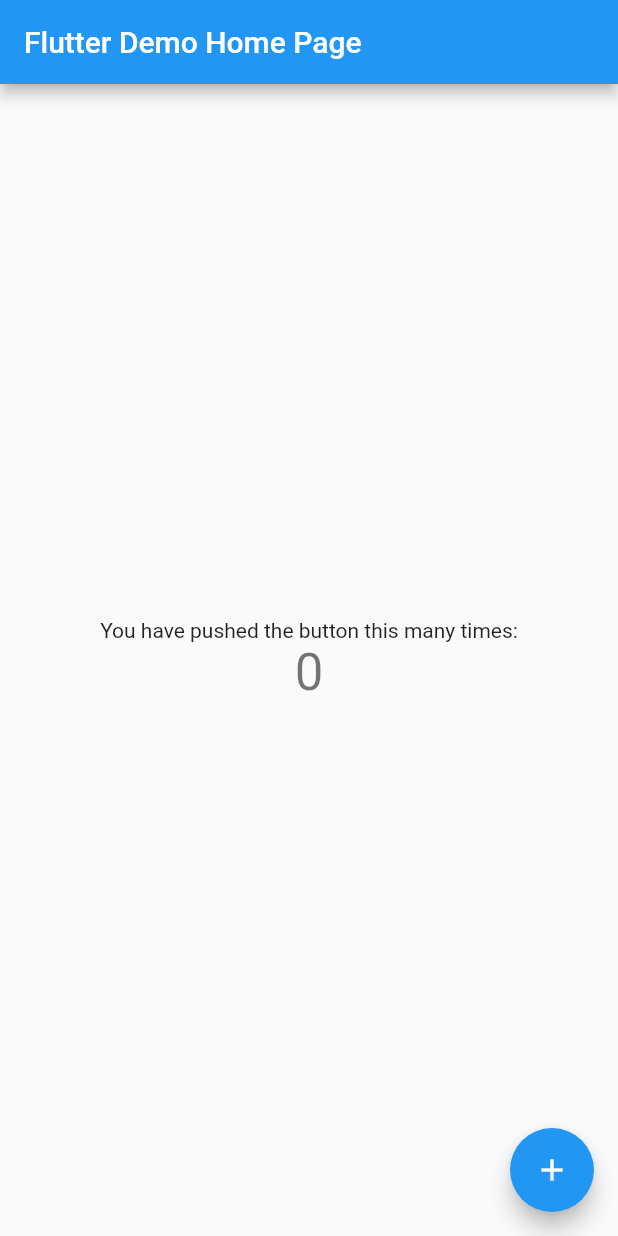
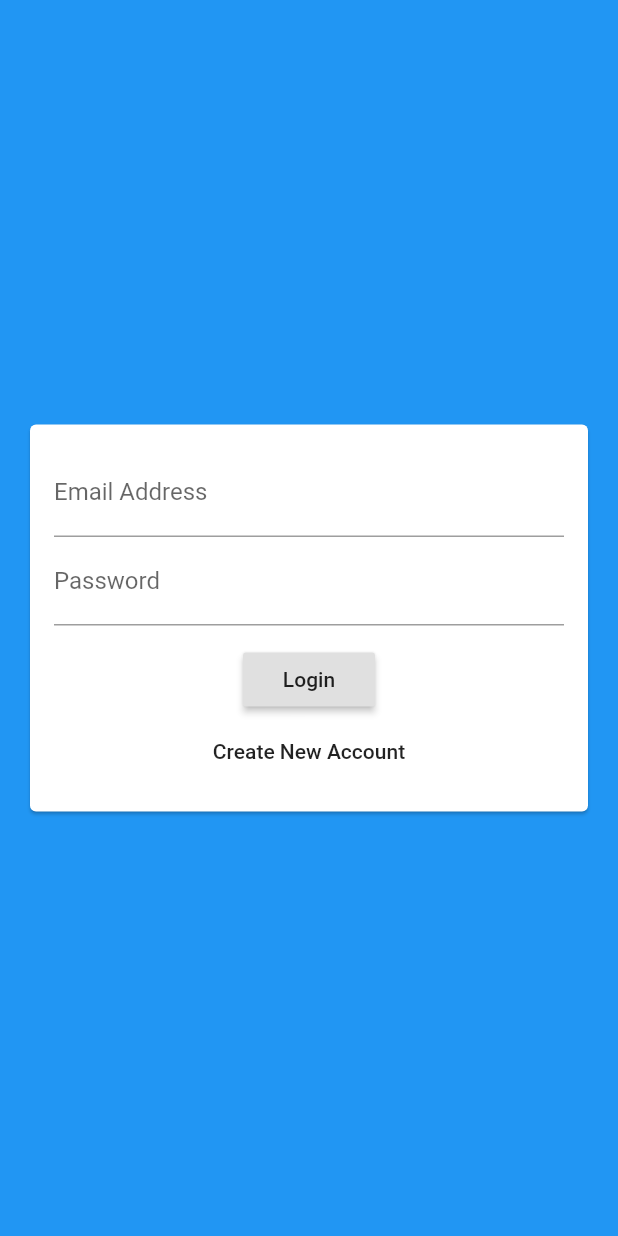
Before and after one commit to iiitv/hackiiitv20-submissions, a Flutter app: the screen it shows after launch, on a phone screen of 412 x 824 dp. Run offline on Flutter 3.47's test engine with Material 2 defaults, Android fonts, the phone set to English and light mode, and no system bars; our stand-ins replace cloud_firestore, firebase_auth, firebase_core; accounts and stored records are empty.

Commit message:
Observing errors

```diff
--- a/team#2-6/transport/lib/main.dart
+++ b/team#2-6/transport/lib/main.dart
@@ -1,104 +1,50 @@
 import 'package:flutter/material.dart';
+import 'package:firebase_auth/firebase_auth.dart';
+import 'package:firebase_core/firebase_core.dart';
+import 'package:transport/screens/auth_screen.dart';
+import 'package:transport/screens/homePage.dart';
+import 'package:transport/screens/splash_screen.dart';
+import './screens/auth_screen.dart';
+import 'screens/auth_screen.dart';
 
 void main() {
+  // WidgetsFlutterBinding.ensureInitialized();
+  // Firebase.initializeApp();
   runApp(MyApp());
 }
 
 class MyApp extends StatelessWidget {
-  // This widget is the root of your application.
   @override
   Widget build(BuildContext context) {
+    final Future<FirebaseApp> _initialization = Firebase.initializeApp();
     return MaterialApp(
+      debugShowCheckedModeBanner: false,
+      home: FutureBuilder(
+        future: _initialization,
+        builder: (context, projectSnap) {
+          if (projectSnap.hasData)
+            return StreamBuilder<User>(builder: (ctx, userSnapshot) {
+              if (userSnapshot.connectionState == ConnectionState.waiting) {
+                return SplashScreen();
+              }
+              if (userSnapshot.hasData) {
+                return HomePage();
+              }
+              return AuthScreen();
+            });
+          //       stream: FirebaseAuth.instance.authStateChanges(),
+          //       builder: (context, snapshot) {
+          //         if (snapshot.connectionState == ConnectionState.active) {
+          //           if (snapshot.hasData) {
+          //             return HomePage();
+          //           }
+          //         }
+          //         return AuthScreen();
+          //       });
+          return CircularProgressIndicator();
+        },
+      ),
       title: 'Flutter Demo',
-      theme: ThemeData(
-        primarySwatch: Colors.blue,
-      ),
-      home: MyHomePage(title: 'Flutter Demo Home Page'),
     );
   }
 }
-
-class MyHomePage extends StatefulWidget {
-  MyHomePage({Key key, this.title}) : super(key: key);
-
-  // This widget is the home page of your application. It is stateful, meaning
-  // that it has a State object (defined below) that contains fields that affect
-  // how it looks.
-
-  // This class is the configuration for the state. It holds the values (in this
-  // case the title) provided by the parent (in this case the App widget) and
-  // used by the build method of the State. Fields in a Widget subclass are
-  // always marked "final".
-
-  final String title;
-
-  @override
-  _MyHomePageState createState() => _MyHomePageState();
-}
-
-class _MyHomePageState extends State<MyHomePage> {
-  int _counter = 0;
-
-  void _incrementCounter() {
-    setState(() {
-      // This call to setState tells the Flutter framework that something has
-      // changed in this State, which causes it to rerun the build method below
-      // so that the display can reflect the updated values. If we changed
-      // _counter without calling setState(), then the build method would not be
-      // called again, and so nothing would appear to happen.
-      _counter++;
-    });
-  }
-
-  @override
-  Widget build(BuildContext context) {
-    // This method is rerun every time setState is called, for instance as done
-    // by the _incrementCounter method above.
-    //
-    // The Flutter framework has been optimized to make rerunning build methods
-    // fast, so that you can just rebuild anything that needs updating rather
-    // than having to individually change instances of widgets.
-    return Scaffold(
-      appBar: AppBar(
-        // Here we take the value from the MyHomePage object that was created by
-        // the App.build method, and use it to set our appbar title.
-        title: Text(widget.title),
-      ),
-      body: Center(
-        // Center is a layout widget. It takes a single child and positions it
-        // in the middle of the parent.
-        child: Column(
-          // Column is also a layout widget. It takes a list of children and
-          // arranges them vertically. By default, it sizes itself to fit its
-          // children horizontally, and tries to be as tall as its parent.
-          //
-          // Invoke "debug painting" (press "p" in the console, choose the
-          // "Toggle Debug Paint" action from the Flutter Inspector in Android
-          // Studio, or the "Toggle Debug Paint" command in Visual Studio Code)
-          // to see the wireframe for each widget.
-          //
-          // Column has various properties to control how it sizes itself and
-          // how it positions its children. Here we use mainAxisAlignment to
-          // center the children vertically; the main axis here is the vertical
-          // axis because Columns are vertical (the cross axis would be
-          // horizontal).
-          mainAxisAlignment: MainAxisAlignment.center,
-          children: <Widget>[
-            Text(
-              'You have pushed the button this many times:',
-            ),
-            Text(
-              '$_counter',
-              style: Theme.of(context).textTheme.headline4,
-            ),
-          ],
-        ),
-      ),
-      floatingActionButton: FloatingActionButton(
-        onPressed: _incrementCounter,
-        tooltip: 'Increment',
-        child: Icon(Icons.add),
-      ), // This trailing comma makes auto-formatting nicer for build methods.
-    );
-  }
-}
--- /dev/null
+++ b/team#2-6/transport/lib/screens/auth_screen.dart
@@ -0,0 +1,79 @@
+import 'dart:io';
+
+import 'package:firebase_auth/firebase_auth.dart';
+import 'package:flutter/material.dart';
+import 'package:flutter/services.dart';
+import 'package:cloud_firestore/cloud_firestore.dart';
+
+import '../widgets/auth_forms_widget.dart';
+
+class AuthScreen extends StatefulWidget {
+  @override
+  _AuthScreenState createState() => _AuthScreenState();
+}
+
+class _AuthScreenState extends State<AuthScreen> {
+  final _auth = FirebaseAuth.instance;
+  final _scaffoldKey = GlobalKey<ScaffoldState>();
+  bool _isLoading = false;
+
+  void _authFormSubmit(String userName, String password, String email,
+      File imageFile, bool isLogin) async {
+    UserCredential authResult;
+    try {
+      setState(() {
+        _isLoading = true;
+      });
+      if (isLogin) {
+        authResult = await _auth.signInWithEmailAndPassword(
+            email: email, password: password);
+      } else {
+        authResult = await _auth.createUserWithEmailAndPassword(
+            email: email, password: password);
+
+        // final ref = FirebaseStorage.instance
+        //     .ref()
+        //     .child('userImages')
+        //     .child(authResult.user.uid + '.jpg');
+
+        // await ref.putFile(imageFile);
+        // final url=await ref.getDownloadURL();
+
+        await FirebaseFirestore.instance
+            .collection('users')
+            .doc(authResult.user.uid)
+            .set({
+          'username': userName,
+          'email': email,
+          // 'imageUrl':url,
+        });
+      }
+    } on PlatformException catch (err) {
+      var message = 'Please check your credentials';
+      if (err.message != null) {
+        message = err.message;
+      }
+
+      _scaffoldKey.currentState.showSnackBar(
+        SnackBar(
+          content: Text(message),
+          backgroundColor: Theme.of(context).errorColor,
+        ),
+      );
+      setState(() {
+        _isLoading = false;
+      });
+    } catch (err) {
+      print(err);
+    }
+  }
+
+  @override
+  Widget build(BuildContext context) {
+    return Scaffold(
+      key: _scaffoldKey,
+      backgroundColor: Theme.of(context).primaryColor,
+      body: AuthForm(_authFormSubmit, _isLoading), //passing pointer
+    );
+  }
+}
--- /dev/null
+++ b/team#2-6/transport/lib/widgets/auth_forms_widget.dart
@@ -0,0 +1,147 @@
+import 'dart:io';
+
+import 'package:flutter/material.dart';
+
+import '../pickers/user_image_picker.dart';
+
+class AuthForm extends StatefulWidget {
+  final void Function(
+      String userName, String password, String email,File image, bool isLogin) formSubmit;
+  final bool isLoading;
+  AuthForm(this.formSubmit, this.isLoading);
+  @override
+  _AuthFormState createState() => _AuthFormState();
+}
+
+class _AuthFormState extends State<AuthForm> {
+  var _formKey = GlobalKey<FormState>();
+  var _isLogin = true;
+  String _userName = '';
+  String _userPAssword = '';
+  String _userEmail = '';
+
+  File _userImageFile;
+  void pickedImage(File image) {
+    _userImageFile = image;
+  }
+
+  void _trySubmitForm() {
+    final isValid = _formKey.currentState.validate();
+    FocusScope.of(context).unfocus();
+
+    // if (_userImageFile == null && !_isLogin) {
+    //   Scaffold.of(context).showSnackBar(
+    //     SnackBar(
+    //       content: Text("Please insert image"),
+    //       backgroundColor: Theme.of(context).errorColor,
+    //     ),
+    //   );
+    //   return;
+    // }
+    if (isValid) {
+      _formKey.currentState.save();
+      widget.formSubmit(
+          _userName.trim(), _userPAssword.trim(), _userEmail.trim(),_userImageFile, _isLogin);
+      print(_userEmail);
+      print(_userName);
+      print(_userPAssword);
+    }
+  }
+
+  @override
+  Widget build(BuildContext context) {
+    return Center(
+      child: Card(
+        margin: EdgeInsets.all(20),
+        child: SingleChildScrollView(
+          padding: EdgeInsets.all(16),
+          child: Form(
+            key: _formKey,
+            child: Column(
+              mainAxisSize: MainAxisSize.min,
+              children: <Widget>[
+                // if (!_isLogin) UserImagePicker(pickedImage),
+                TextFormField(
+                  key: ValueKey('Email'),
+                  keyboardType: TextInputType.emailAddress,
+                  autocorrect: false,
+                  textCapitalization: TextCapitalization.none,
+                  enableSuggestions: false,
+                  validator: (value) {
+                    if (value.isEmpty ||
+                        !value.contains('@') &&
+                            (value.contains('.com') || value.contains('.in'))) {
+                      return 'Please Enter valid data';
+                    }
+                    return null;
+                  },
+                  decoration: InputDecoration(
+                    labelText: 'Email Address',
+                  ),
+                  onSaved: (value) {
+                    _userEmail = value;
+                  },
+                ),
+                if (!_isLogin)
+                  TextFormField(
+                    textCapitalization: TextCapitalization.words,
+                    autocorrect: true,
+                    enableSuggestions: true,
+                    key: ValueKey("UserName"),
+                    validator: (value) {
+                      if (value.isEmpty || value.length < 5) {
+                        return 'Very small username';
+                      }
+                      return null;
+                    },
+                    decoration: InputDecoration(
+                      labelText: 'Username',
+                    ),
+                    onSaved: (value) {
+                      _userName = value;
+                    },
+                  ),
+                TextFormField(
+                  key: ValueKey('Password'),
+                  validator: (value) {
+                    if (value.isEmpty || value.length < 7) {
+                      return 'Password should be atleast 7 characters long';
+                    }
+                    return null;
+                  },
+                  decoration: InputDecoration(
+                    labelText: 'Password',
+                  ),
+                  obscureText: true,
+                  onSaved: (value) {
+                    _userPAssword = value;
+                  },
+                ),
+                SizedBox(
+                  height: 12,
+                ),
+                if (widget.isLoading == true) CircularProgressIndicator(),
+                if (!widget.isLoading)
+                  RaisedButton(
+                    child: Text(_isLogin ? 'Login' : 'SignUp'),
+                    onPressed: _trySubmitForm,
+                  ),
+                if (!widget.isLoading)
+                  FlatButton(
+                    child: Text(_isLogin
+                        ? 'Create New Account'
+                        : 'i already have an account'),
+                    onPressed: () {
+                      setState(() {
+                        _isLogin = !_isLogin;
+                      });
+                    },
+                  ),
+              ],
+            ),
+          ),
+        ),
+      ),
+    );
+  }
+}
```
Also changed, not shown: team#2-6/transport/lib/pickers/user_image_picker.dart (added, +44 -0 lines), team#2-6/transport/lib/screens/homePage.dart (added, +9 -0 lines), team#2-6/transport/lib/screens/splash_screen.dart (added, +16 -0 lines), team#2-6/transport/pubspec.yaml (+5 -5 lines), team#2-6/transport/assets/user5.png (added), team#2-6/transport/assets/user_icon.png (added), team#2-6/transport/pubspec.lock, 2 other files.
